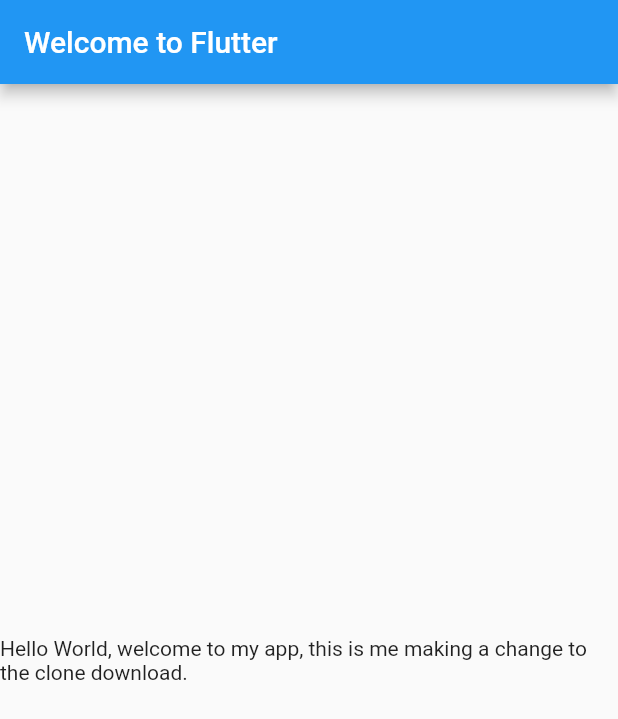
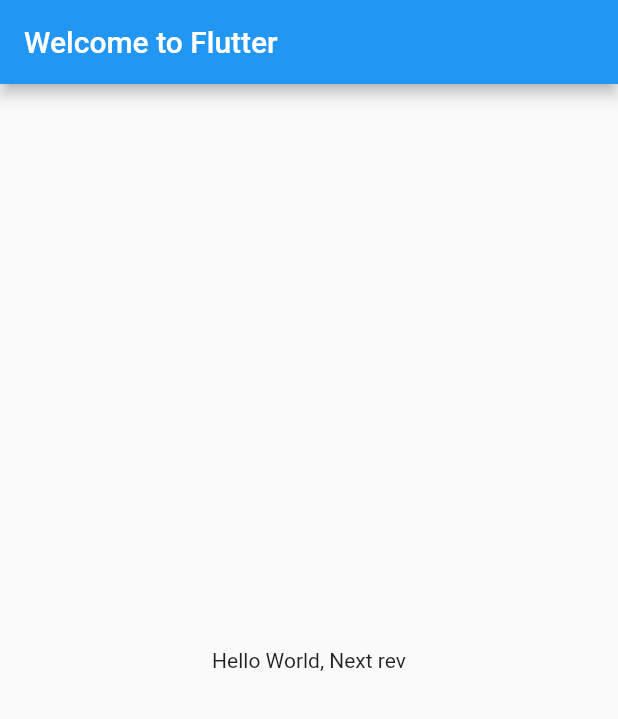
Before and after one commit to jsellersdev/startup_namer, a Flutter app: the screen it shows after launch, on a phone screen of 412 x 824 dp. Shown: the top 719 px of the screen. Run offline on Flutter 3.47's test engine with Material 2 defaults, Android fonts, the phone set to English and light mode, and no system bars.

```diff
--- a/lib/main.dart
+++ b/lib/main.dart
@@ -12,7 +12,7 @@ class MyApp extends StatelessWidget {
           title: new Text('Welcome to Flutter'),
         ),
         body: new Center(
-          child: new Text('Hello World, welcome to my app, this is me making a change to the clone download.'),
+          child: new Text('Hello World, Next rev'),
         ),
       ),
     );
```
Also changed, not shown: 6 other files.
